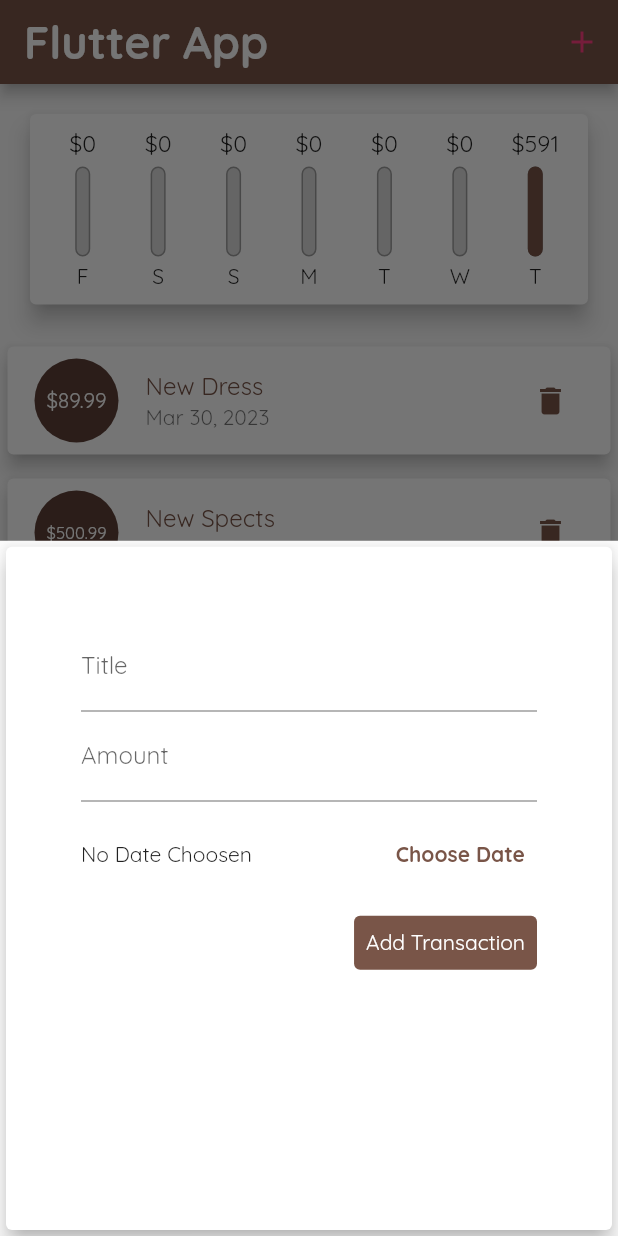
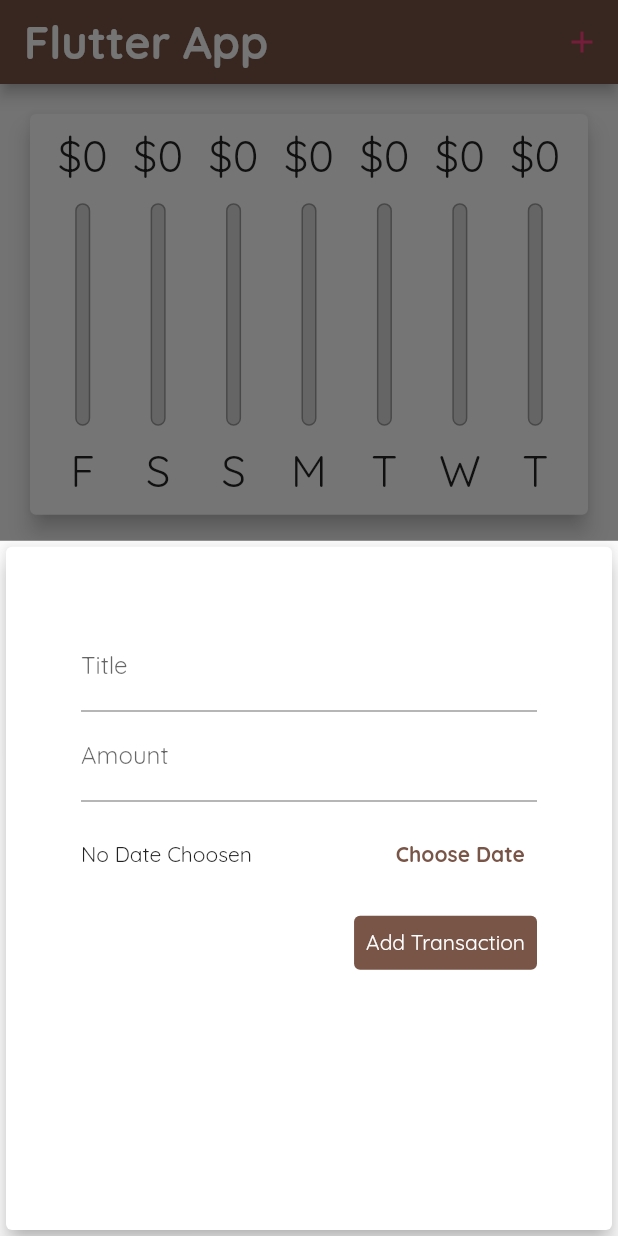
Before and after one commit to DivyaBobbara/Personal_Expenses, a Flutter app: the screen it shows after launch, after a tap on the "add" icon, on a phone screen of 412 x 824 dp. Run offline on Flutter 3.47's test engine with Material 2 defaults, Android fonts, the phone set to English and light mode, and no system bars.

Commit message:
added switch in landscape

```diff
--- a/lib/main.dart
+++ b/lib/main.dart
@@ -3,10 +3,16 @@ import 'package:flutter/cupertino.dart';
 import 'package:expenses/widgets/new_transaction.dart';
 import 'package:expenses/widgets/transaction_list.dart';
 import 'package:flutter/material.dart';
+import 'package:flutter/services.dart';
 import './models/transaction.dart';
 import './widgets/chart.dart';
 
 void main() {
+  // WidgetsFlutterBinding.ensureInitialized();
+  // SystemChrome.setPreferredOrientations([
+  //   DeviceOrientation.portraitDown,
+  //   DeviceOrientation.portraitUp
+  // ]);
   runApp(MyApp());
 }
 
@@ -47,10 +53,22 @@ class MyHomePage extends StatefulWidget {
 class _MyHomePageState extends State<MyHomePage> {
   // String? titleInput;
   final List<Transaction> _userTransactions = [
-    Transaction(
-        id: 't1', title: 'New Dress', amount: 89.99, date: DateTime.now()),
-    Transaction(
-        id: 't2', title: 'New Spects', amount: 500.99, date: DateTime.now()),
+    // Transaction(
+    //     id: 't1', title: 'New Dress', amount: 89.99, date: DateTime.now()),
+    // Transaction(
+    //     id: 't2', title: 'New Spects', amount: 500.99, date: DateTime.now()),
+    // Transaction(
+    //     id: 't3', title: 'New Dress', amount: 89.99, date: DateTime.now()),
+    // Transaction(
+    //     id: 't4', title: 'New Spects', amount: 500.99, date: DateTime.now()),
+    // Transaction(
+    //     id: 't5', title: 'New Dress', amount: 89.99, date: DateTime.now()),
+    // Transaction(
+    //     id: 't6', title: 'New Spects', amount: 500.99, date: DateTime.now()),
+    // Transaction(
+    //     id: 't5', title: 'New Dress', amount: 89.99, date: DateTime.now()),
+    // Transaction(
+    //     id: 't6', title: 'New Spects', amount: 500.99, date: DateTime.now()),
   ];
 
   List<Transaction> get _recentTransactions {
@@ -63,8 +81,11 @@ class _MyHomePageState extends State<MyHomePage> {
     }).toList();
   }
 
-  void _addTransactions( String id, String title, double amount, DateTime chosenDate) {
-    final newTx = Transaction(id: id, title: title, amount: amount, date: chosenDate);
+  bool _showChart = false;
+
+
+  void _addTransactions( String title, double amount, DateTime chosenDate) {
+    final newTx = Transaction(id: DateTime.now().toString(), title: title, amount: amount, date: chosenDate);
     setState(() {
       _userTransactions.add(newTx);
     });
@@ -91,10 +112,11 @@ class _MyHomePageState extends State<MyHomePage> {
 
   }
 
+
   @override
   Widget build(BuildContext context) {
-    return Scaffold(
-      appBar: AppBar(
+    final isLandscapeOrientation = MediaQuery.of(context).orientation == Orientation.landscape;
+    final appBar = AppBar(
       title: Text(
         'Flutter App',
         style: Theme.of(context).textTheme.headlineLarge,
@@ -106,14 +128,38 @@ class _MyHomePageState extends State<MyHomePage> {
           color: Colors.pinkAccent,
         ),
       ],
-      ),
+    );
+    final txListWidget = Container(
+        height: (MediaQuery.of(context).size.height - appBar.preferredSize.height)*0.6,
+        child: TransactionList(_userTransactions, _removeTransaction));
+    return Scaffold(
+      appBar: appBar,
       body: SingleChildScrollView(
         child: Column(
           crossAxisAlignment: CrossAxisAlignment.stretch,
           // mainAxisAlignment: MainAxisAlignment.spaceBetween,
           children: <Widget>[
-             Chart(_recentTransactions),
-             TransactionList(_userTransactions, _removeTransaction),
+            if(isLandscapeOrientation)
+        Row(
+        mainAxisAlignment: MainAxisAlignment.center,
+        children: <Widget>[
+        Text('Show Chart'),
+        Switch(value: _showChart, onChanged: (val) {
+        setState(() {
+        _showChart = val;
+        });
+        }),
+        ],
+        ),
+        if (!isLandscapeOrientation) Container(
+            height: (MediaQuery.of(context).size.height - appBar.preferredSize.height - MediaQuery.of(context).padding.top)*0.4,
+            child: Chart(_recentTransactions)),
+            if (!isLandscapeOrientation) txListWidget,
+        if (isLandscapeOrientation) _showChart ?  Container(
+               height: (MediaQuery.of(context).size.height - appBar.preferredSize.height - MediaQuery.of(context).padding.top)*0.4,
+                 child: Chart(_recentTransactions)) :
+                 txListWidget
+
           ],
         ),
       ),
--- a/lib/widgets/chart_bar.dart
+++ b/lib/widgets/chart_bar.dart
@@ -12,17 +12,18 @@ class ChartBar extends StatelessWidget {
 
   @override
   Widget build(BuildContext context) {
+    return LayoutBuilder(builder: (context,constraints) {
       return Column(
         children: <Widget>[
           Container(
-            height: 20,
+              height: constraints.maxHeight * 0.15,
               child: FittedBox(
                   child: Text('\$${spendingAmount.toStringAsFixed(0)}'))),
           SizedBox(
-          height: 5,
+            height: constraints.maxHeight * 0.05,
           ),
           Container(
-          height: 60,
+            height: constraints.maxHeight * 0.6,
             width: 10,
             child: Stack(
               children: <Widget>[
@@ -45,11 +46,13 @@ class ChartBar extends StatelessWidget {
               ],
             ),
           ),
-        const SizedBox(
-          height: 4,
+          SizedBox(
+            height: constraints.maxHeight * 0.05,
           ),
-        Text(label),
+          Container(height :constraints.maxHeight * 0.15,child: FittedBox(child: Text(label))),
         ],
       );
+    });
+
   }
 }
--- a/lib/widgets/transaction_list.dart
+++ b/lib/widgets/transaction_list.dart
@@ -10,23 +10,24 @@ class TransactionList extends StatelessWidget {
 
   @override
   Widget build(BuildContext context) {
-    return  Container(
-      height: 300,
-      child: transactions.isEmpty
-            ? Column(
+    return   transactions.isEmpty
+            ? LayoutBuilder(builder: (ctx,constraints) {
+          return Column(
             children: <Widget>[
               Text('No Transactions!! yet'),
               SizedBox(
-                    height: 50,
+                height: constraints.maxHeight*0.2,
               ),
               Container(
                   width: 100,
+                  height: constraints.maxHeight * 0.6,
                   child: Image.asset(
                     'assets/images/home.png',
                     fit: BoxFit.cover,
                   ))
             ],
-              )
+          );
+        })
             : ListView.builder(
                 itemBuilder: (context, index) {
                   // return Card(
@@ -90,7 +91,6 @@ class TransactionList extends StatelessWidget {
                   );
                 },
                 itemCount: transactions.length,
-      ),
     );
   }
 }
```
Lines whose indentation alone changed are shown as unchanged.
